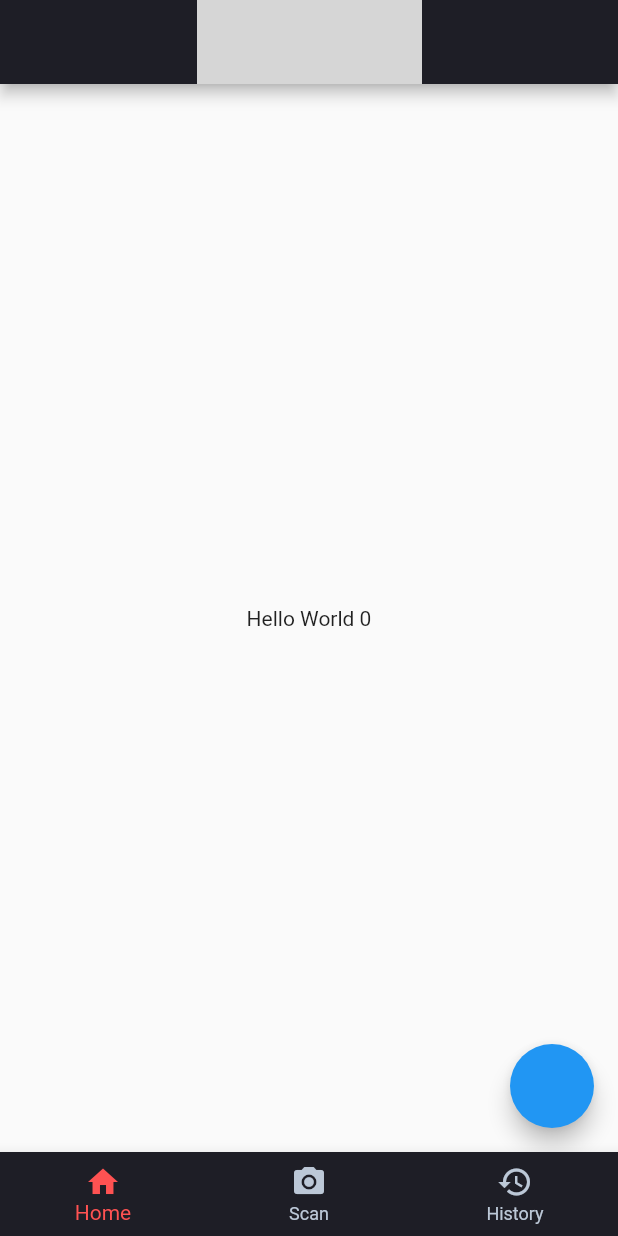
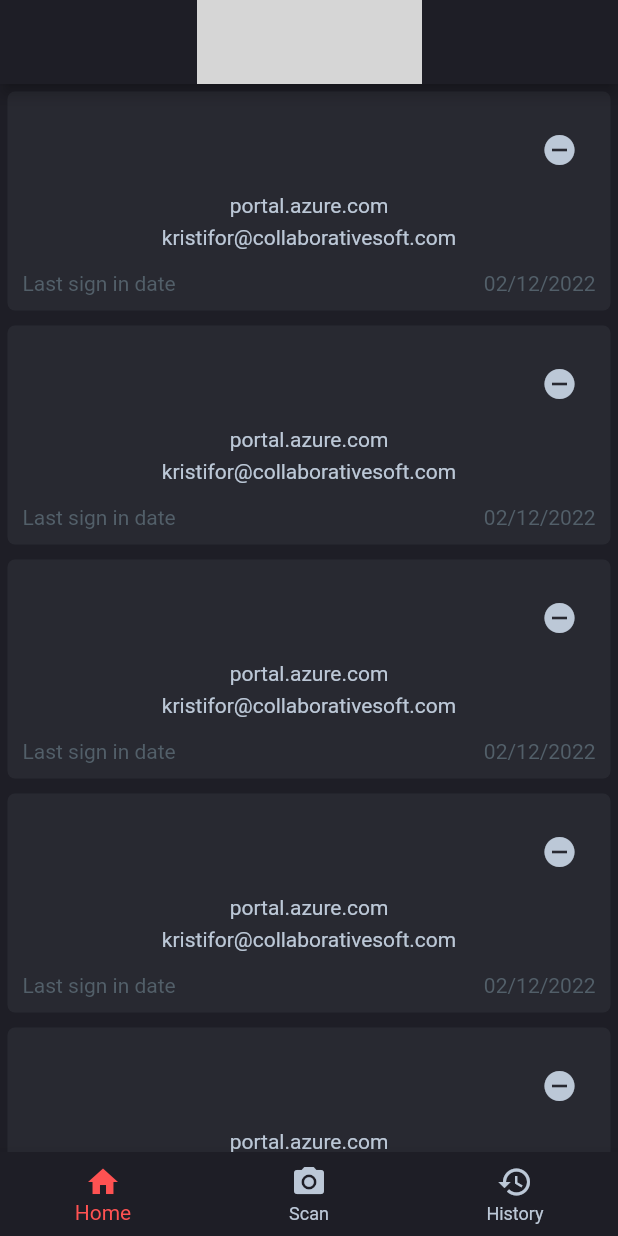
Before and after one commit to KristiforMilchev/Sync-Authenicator, a Flutter app: the HomeView screen opened by its route, on a phone screen of 412 x 824 dp. Run offline on Flutter 3.47's test engine with Material 2 defaults, Android fonts, the light colour scheme and no system bars; our stand-ins replace auto_route, stacked; missing offline and left inert: qr_code_scanner; network calls fail; grey boxes are pictures that could not be loaded.

Commit message:
Moving the data binding to the code behind temporary binding ViewObjects till the CA layer is finished

```diff
--- a/lib/main.dart
+++ b/lib/main.dart
@@ -3,7 +3,6 @@
 import 'package:synctest/app/app_router_viewmodel.dart';
 import 'package:synctest/ui/views/home/home_view.dart';
 import 'Components/Shared/QrScannerComponent.dart';
-import 'Components/Views/Home.dart';
 import 'Components/Views/History.dart';
 import 'package:synctest/Assets/styles.dart';
 
--- a/lib/ui/views/home/home_view.dart
+++ b/lib/ui/views/home/home_view.dart
@@ -1,6 +1,8 @@
 import 'package:flutter/material.dart';
 import 'package:stacked/stacked.dart';
 
+import '../../../Components/ConnectionComponent.dart';
+import '../../../Components/Shared/CardComponent.dart';
 import 'home_viewmodel.dart';
 
 class HomeView extends StatelessWidget {
@@ -10,12 +12,12 @@
   Widget build(BuildContext context) {
     return ViewModelBuilder<HomeViewModel>.reactive(
       builder: (context, model, child) => Scaffold(
-          body: Center(
-              child: Text(
-                  "${model.title.toString()} ${model.counter.toString()}")),
-          floatingActionButton: FloatingActionButton(
-            onPressed: model.updateCounter,
-          )),
+          body: Container(
+        color: const Color.fromRGBO(30, 30, 38, 1),
+        child: ListView(
+          children: model.cards,
+        ),
+      )),
       viewModelBuilder: () => HomeViewModel(),
     );
   }
--- a/lib/ui/views/home/home_viewmodel.dart
+++ b/lib/ui/views/home/home_viewmodel.dart
@@ -1,11 +1,52 @@
 import 'package:stacked/stacked.dart';
+
+import '../../../Components/ConnectionComponent.dart';
+import '../../../Components/Shared/CardComponent.dart';
 
 class HomeViewModel extends BaseViewModel {
   String _title = "Hello World";
+  List<CardComponent> _cards = [];
 
   String get title => _title;
   int _counter = 0;
   int get counter => _counter;
+  List<CardComponent> get cards => _cards;
+
+  HomeViewModel() {
+    _cards = [
+      CardComponent(
+          render: ConnectionComponent(
+        url: "portal.azure.com",
+        email: "kristifor@collaborativesoft.com",
+        currentDate: "02/12/2022",
+        IsMain: true,
+      )),
+      CardComponent(
+          render: ConnectionComponent(
+              url: "portal.azure.com",
+              email: "kristifor@collaborativesoft.com",
+              currentDate: "02/12/2022",
+              IsMain: true)),
+      CardComponent(
+          render: ConnectionComponent(
+              url: "portal.azure.com",
+              email: "kristifor@collaborativesoft.com",
+              currentDate: "02/12/2022",
+              IsMain: true)),
+      CardComponent(
+          render: ConnectionComponent(
+              url: "portal.azure.com",
+              email: "kristifor@collaborativesoft.com",
+              currentDate: "02/12/2022",
+              IsMain: true)),
+      CardComponent(
+          render: ConnectionComponent(
+              url: "portal.azure.com",
+              email: "kristifor@collaborativesoft.com",
+              currentDate: "02/12/2022",
+              IsMain: true)),
+    ];
+  }
 
   void updateCounter() {
     _counter++;
```
Also changed, not shown: lib/Components/Views/Home.dart (deleted, +0 -49 lines), 1 other file.
